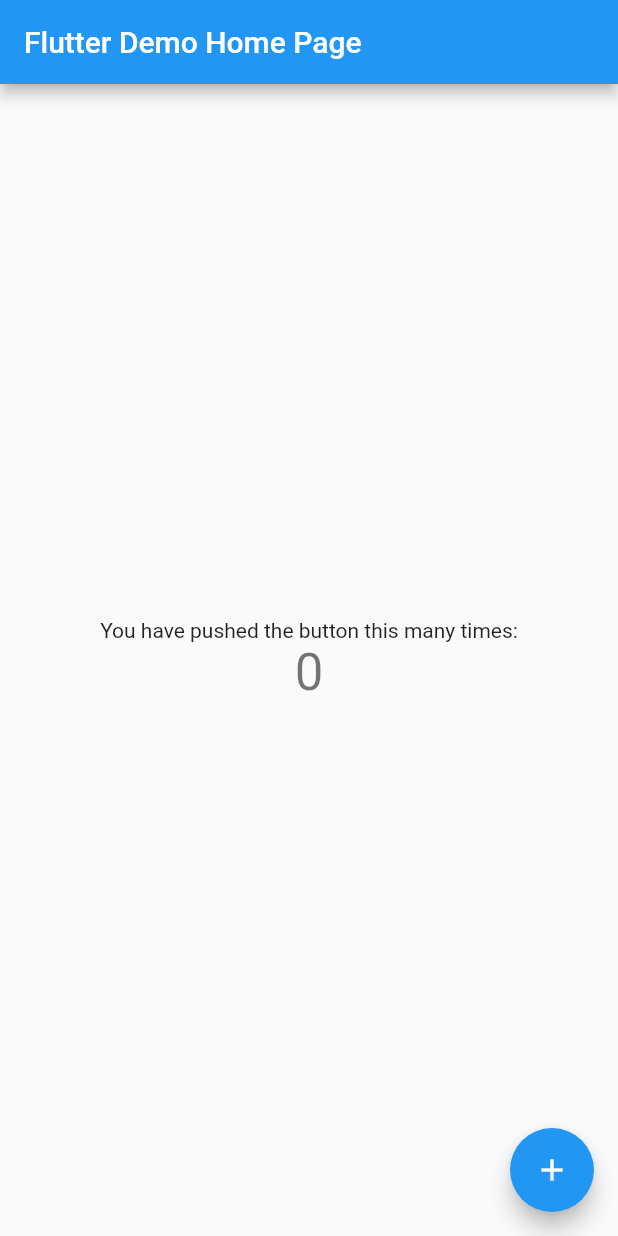
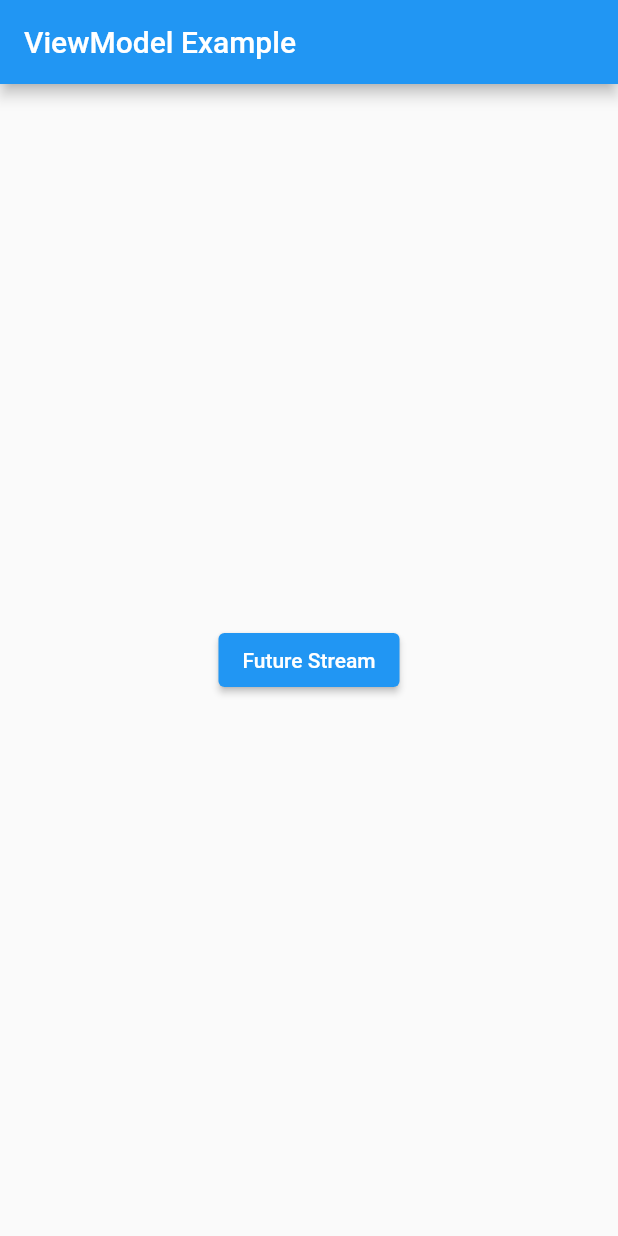
Before and after one commit to beppenmk/flutter_viewmodel_example, a Flutter app: the screen it shows after launch, on a phone screen of 412 x 824 dp. Run offline on Flutter 3.47's test engine with Material 2 defaults, Android fonts, the phone set to English and light mode, and no system bars; missing offline and left inert: viewmodel.

Commit message:
add first example

```diff
--- a/lib/main.dart
+++ b/lib/main.dart
@@ -1,6 +1,7 @@
 import 'package:flutter/material.dart';
 import 'package:viewmodel/viewmodel.dart';
-import 'package:viewmodel_example/counter_viewmodel.dart';
+import 'package:viewmodel_example/pages/future_increment_stream.dart';
+import 'package:viewmodel_example/viewmodel/counter_viewmodel.dart';
 
 void main() {
   runApp(const MyApp());
@@ -13,118 +14,47 @@
   @override
   Widget build(BuildContext context) {
     return MaterialApp(
-      title: 'Flutter Demo',
+      title: "ViewModel Example",
       theme: ThemeData(
-        // This is the theme of your application.
-        //
-        // Try running your application with "flutter run". You'll see the
-        // application has a blue toolbar. Then, without quitting the app, try
-        // changing the primarySwatch below to Colors.green and then invoke
-        // "hot reload" (press "r" in the console where you ran "flutter run",
-        // or simply save your changes to "hot reload" in a Flutter IDE).
-        // Notice that the counter didn't reset back to zero; the application
-        // is not restarted.
         primarySwatch: Colors.blue,
       ),
-      home: const MyHomePage(title: 'Flutter Demo Home Page'),
+      home: const MyHomePage( ),
     );
   }
 }
 
-class MyHomePage extends StatefulWidget {
-  const MyHomePage({Key? key, required this.title}) : super(key: key);
-
-  // This widget is the home page of your application. It is stateful, meaning
-  // that it has a State object (defined below) that contains fields that affect
-  // how it looks.
-
-  // This class is the configuration for the state. It holds the values (in this
-  // case the title) provided by the parent (in this case the App widget) and
-  // used by the build method of the State. Fields in a Widget subclass are
-  // always marked "final".
-
-  final String title;
-
-  @override
-  State<MyHomePage> createState() => _MyHomePageState();
-}
-
-class _MyHomePageState extends State<MyHomePage> {
-
-
-
-  int _counter = 0;
-
-  CounterViewModel vm =  CounterViewModel();
-
-  @override
-  void initState() {
-
-    vm.number.stream?.listen((value) {
-      setState(() {
-        _counter = value;
-      });
-    });
-
-
-
-    super.initState();
-  }
-
-
-  void _incrementCounter() {
-    vm.increment(_counter);
-  }
+class MyHomePage extends StatelessWidget {
+  const MyHomePage({Key? key}) : super(key: key);
 
   @override
   Widget build(BuildContext context) {
-    // This method is rerun every time setState is called, for instance as done
-    // by the _incrementCounter method above.
-    //
-    // The Flutter framework has been optimized to make rerunning build methods
-    // fast, so that you can just rebuild anything that needs updating rather
-    // than having to individually change instances of widgets.
     return Scaffold(
       appBar: AppBar(
-        // Here we take the value from the MyHomePage object that was created by
-        // the App.build method, and use it to set our appbar title.
-        title: Text(widget.title),
+        title: const Text("ViewModel Example"),
       ),
       body: Center(
-        // Center is a layout widget. It takes a single child and positions it
-        // in the middle of the parent.
-        child: Column(
-          // Column is also a layout widget. It takes a list of children and
-          // arranges them vertically. By default, it sizes itself to fit its
-          // children horizontally, and tries to be as tall as its parent.
-          //
-          // Invoke "debug painting" (press "p" in the console, choose the
-          // "Toggle Debug Paint" action from the Flutter Inspector in Android
-          // Studio, or the "Toggle Debug Paint" command in Visual Studio Code)
-          // to see the wireframe for each widget.
-          //
-          // Column has various properties to control how it sizes itself and
-          // how it positions its children. Here we use mainAxisAlignment to
-          // center the children vertically; the main axis here is the vertical
-          // axis because Columns are vertical (the cross axis would be
-          // horizontal).
-          mainAxisAlignment: MainAxisAlignment.center,
-          children: <Widget>[
-            const Text(
-              'You have pushed the button this many times:',
-            ),
-            Text(
-              '$_counter',
-              style: Theme.of(context).textTheme.headline4,
-            ),
-          ],
+        child: SingleChildScrollView(
+          child: Column(
+
+            children: [
+              ElevatedButton(
+                onPressed: () {
+                  Navigator.push(
+                    context,
+                    MaterialPageRoute(builder: (context) => const FutureIncrementStream()),
+                  );
+
+                },
+                child: const Text('Future Stream'),
+              ),
+
+
+            ],
+
+          ),
         ),
       ),
-      floatingActionButton: FloatingActionButton(
-        onPressed: _incrementCounter,
-        tooltip: 'Increment',
-        child: const Icon(Icons.add),
-      ), // This trailing comma makes auto-formatting nicer for build methods.
+
     );
   }
 }
```
Also changed, not shown: lib/pages/future_increment_stream.dart (added, +58 -0 lines), lib/viewmodel/counter_viewmodel.dart (renamed from lib/counter_viewmodel.dart).
